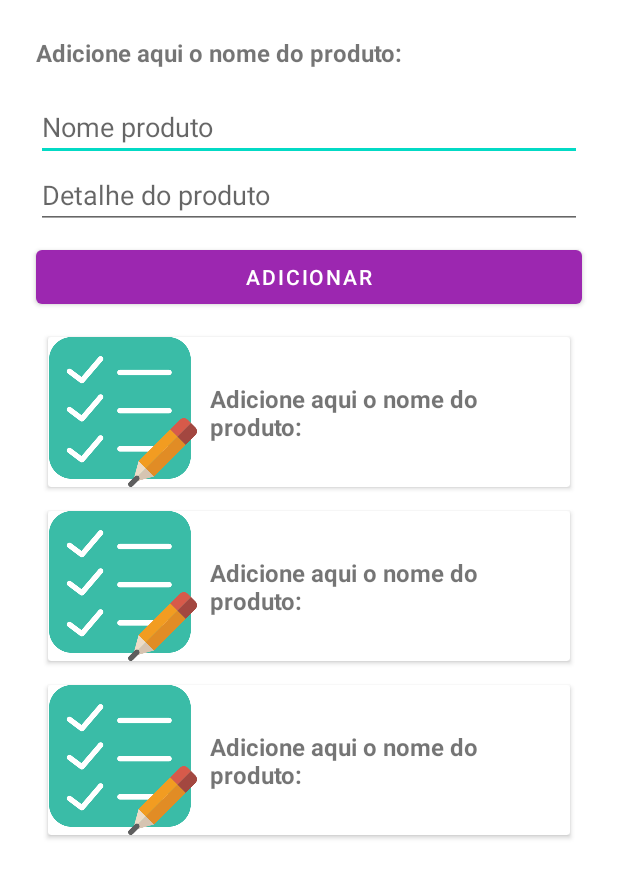
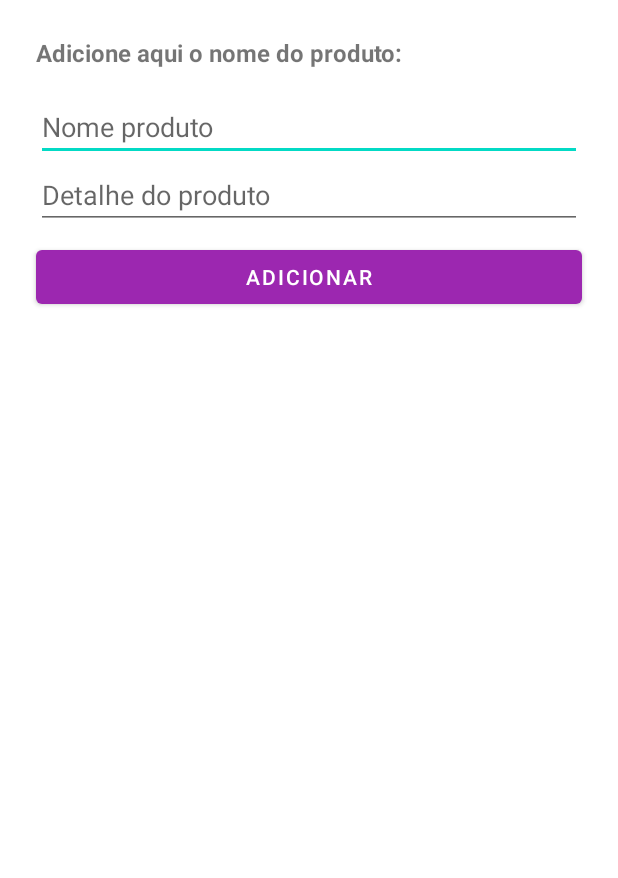
Before and after one commit to ProgramaCatalisa/AndroidCore, an Android app: the layout fragment_produto.xml on its own in the app's theme, with its tools: preview values and no code run, on a phone screen of 412 x 824 dp. Shown: the top 878 px of the screen. Run offline under Robolectric (Android 15) with nearby library versions, the phone set to English and light mode, and no system bars.

Commit message:
Projeto para aula de recyclerView

```diff
--- a/ListaCompras/app/src/main/res/layout/fragment_produto.xml
+++ b/ListaCompras/app/src/main/res/layout/fragment_produto.xml
@@ -47,16 +47,5 @@
         app:layout_constraintStart_toStartOf="@+id/etDetalheProduto"
         app:layout_constraintTop_toBottomOf="@+id/etDetalheProduto" />
 
-    <androidx.recyclerview.widget.RecyclerView
-        android:id="@+id/rvListaProdutos"
-        android:layout_width="0dp"
-        android:layout_height="0dp"
-        android:layout_marginTop="@dimen/margin_8"
-        android:layout_marginBottom="@dimen/margin_8"
-        tools:listitem="@layout/produto_item"
-        app:layout_constraintBottom_toBottomOf="parent"
-        app:layout_constraintEnd_toEndOf="@+id/bvAdicionar"
-        app:layout_constraintStart_toStartOf="@+id/bvAdicionar"
-        app:layout_constraintTop_toBottomOf="@+id/bvAdicionar" />
-
+    <!-- TODO adicionar o recyclerView e criar o layout do item-->
 </androidx.constraintlayout.widget.ConstraintLayout>
--- a/ListaCompras/app/src/main/res/layout/produto_item.xml
+++ /dev/null
@@ -1,40 +0,0 @@
-<?xml version="1.0" encoding="utf-8"?>
-<androidx.cardview.widget.CardView
-    xmlns:android="http://schemas.android.com/apk/res/android"
-    xmlns:app="http://schemas.android.com/apk/res-auto"
-    android:layout_width="match_parent"
-    android:layout_height="wrap_content"
-    android:layout_margin="@dimen/margin_8"
-    android:id="@+id/cvItemLista">
-
-    <androidx.constraintlayout.widget.ConstraintLayout
-        android:layout_width="match_parent"
-        android:layout_height="wrap_content">
-
-        <ImageView
-            android:id="@+id/imageView2"
-            android:layout_width="@dimen/size_100"
-            android:layout_height="@dimen/size_100"
-            android:src="@drawable/lista"
-            app:layout_constraintBottom_toBottomOf="parent"
-            app:layout_constraintStart_toStartOf="parent"
-            app:layout_constraintTop_toTopOf="parent" />
-
-        <TextView
-            android:id="@+id/rvItemNomeProduto"
-            android:layout_width="0dp"
-            android:layout_height="wrap_content"
-            android:text="@string/nome_produto"
-            android:textSize="@dimen/font_size_16"
-            android:textStyle="bold"
-            android:layout_marginStart="@dimen/margin_8"
-            android:layout_marginEnd="@dimen/margin_8"
-            app:layout_constraintBottom_toBottomOf="@+id/imageView2"
-            app:layout_constraintEnd_toEndOf="parent"
-            app:layout_constraintStart_toEndOf="@+id/imageView2"
-            app:layout_constraintTop_toTopOf="@+id/imageView2" />
-
-
-    </androidx.constraintlayout.widget.ConstraintLayout>
-
-</androidx.cardview.widget.CardView>
```
Also changed, not shown: ListaCompras/app/src/main/java/br/com/zup/listacompras/adapter/ProdutoAdapter.kt (deleted, +0 -44 lines), ListaCompras/app/src/main/java/br/com/zup/listacompras/produto/ProdutoFragment.kt (+4 -18 lines).
